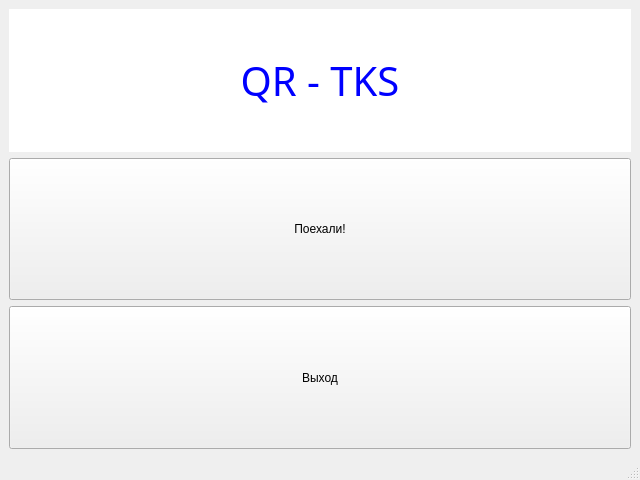
The window that mainwindow.ui (shurk4/QR) describes before a commit, drawn with Qt 5.
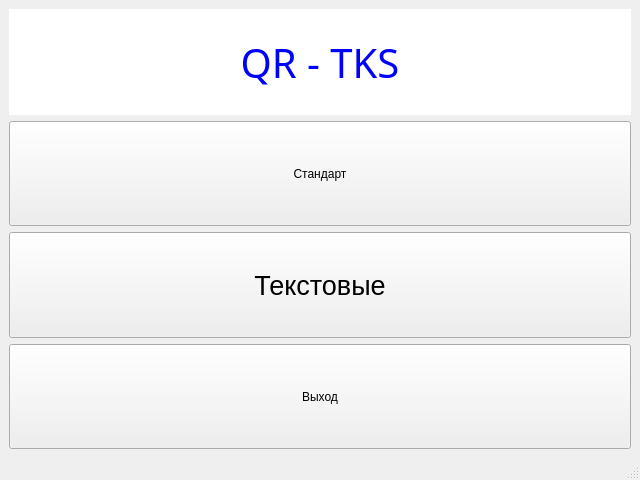
The same window after the commit.

What changed in the file:
```diff
--- a/mainwindow.ui
+++ b/mainwindow.ui
@@ -82,7 +82,25 @@
          <string notr="true">font: 20pt &quot;Segoe UI&quot;</string>
         </property>
         <property name="text">
-         <string>Поехали!</string>
+         <string>Стандарт</string>
+        </property>
+       </widget>
+      </item>
+      <item>
+       <widget class="QPushButton" name="pushButton">
+        <property name="sizePolicy">
+         <sizepolicy hsizetype="Minimum" vsizetype="Expanding">
+          <horstretch>0</horstretch>
+          <verstretch>0</verstretch>
+         </sizepolicy>
+        </property>
+        <property name="font">
+         <font>
+          <pointsize>20</pointsize>
+         </font>
+        </property>
+        <property name="text">
+         <string>Текстовые</string>
         </property>
        </widget>
       </item>
```
